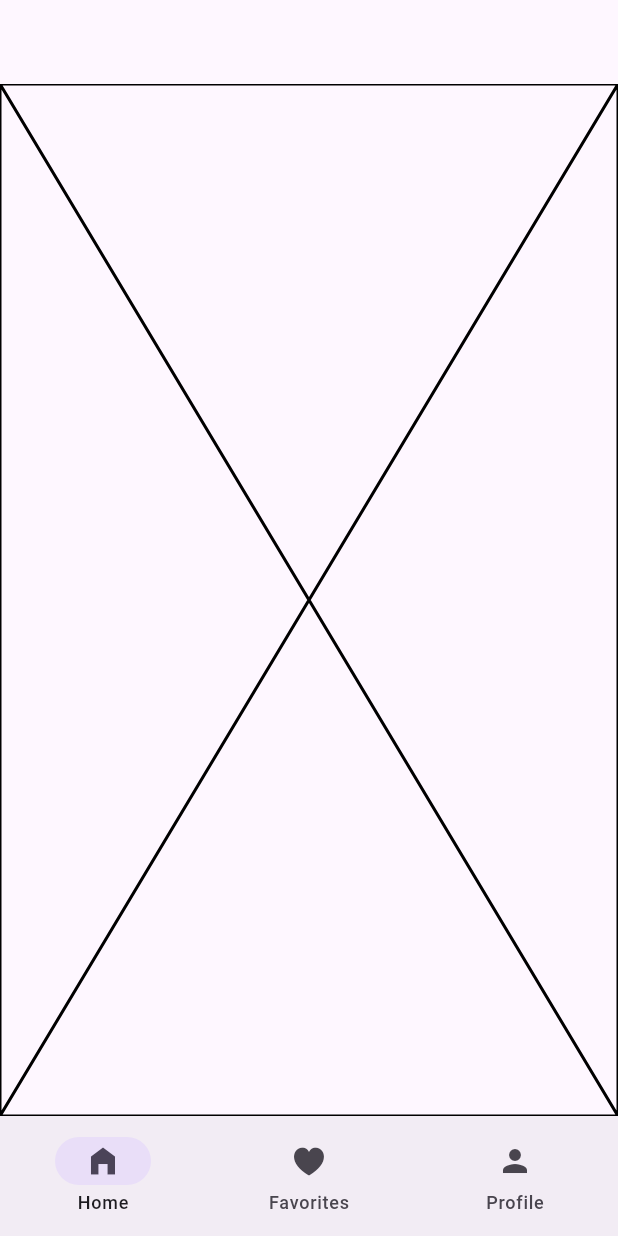
After one commit to ShadiAlnaddaf2000/Tour-Valve, a Flutter app: the HomeScreen screen opened by its route, on a phone screen of 412 x 824 dp. The commit adds this screen. Run offline on Flutter 3.47's test engine with Material 3 defaults, Android fonts, the light colour scheme and no system bars; our stand-ins replace animate_do, conditional_builder_null_safety, dio, flutter_bloc, go_router, shared_preferences; accounts and stored records are empty.

Commit message:
add prototype for home screen shape

```diff
--- /dev/null
+++ b/lib/cubits/login_cubit/bottom_navigator_bar_cubit/bottom_navigator_bar_cubit.dart
@@ -0,0 +1,10 @@
+import 'package:flutter_bloc/flutter_bloc.dart';
+import 'package:meta/meta.dart';
+
+part 'bottom_navigator_bar_state.dart';
+
+class NavigationCubit extends Cubit<NavigationState> {
+  NavigationCubit() : super(NavigationState(0));
+
+  void setPage(int index) => emit(NavigationState(index));
+}
--- /dev/null
+++ b/lib/cubits/login_cubit/bottom_navigator_bar_cubit/bottom_navigator_bar_state.dart
@@ -0,0 +1,8 @@
+part of 'bottom_navigator_bar_cubit.dart';
+
+@immutable
+class NavigationState {
+  final int currentPageIndex;
+
+   NavigationState(this.currentPageIndex);
+}
--- a/lib/main.dart
+++ b/lib/main.dart
@@ -1,5 +1,6 @@
 import 'package:flutter/material.dart';
 import 'package:flutter_bloc/flutter_bloc.dart';
+import 'package:tour_valve/cubits/login_cubit/bottom_navigator_bar_cubit/bottom_navigator_bar_cubit.dart';
 
 import 'package:tour_valve/cubits/login_cubit/login_cubit.dart';
 import 'package:tour_valve/cubits/splash_cubit/splash_cubit.dart';
@@ -7,7 +8,6 @@ import 'package:tour_valve/shared/app_routes.dart';
 
 import 'package:tour_valve/shared/services/remote/dio_helper.dart';
 import 'package:tour_valve/shared/services/storage/cache_helper.dart';
-import 'package:tour_valve/views/splash_screen.dart';
 
 import 'cubits/register_cubit/register_cubit.dart';
 
@@ -25,6 +25,9 @@ void main() async {
       ),
       BlocProvider(
         create: (context) => RegisterCubit(),
+      ),
+      BlocProvider(
+        create: (context) => NavigationCubit(),
       ),
     ],
     child: const MyApp(),
--- a/lib/views/home_screen.dart
+++ b/lib/views/home_screen.dart
@@ -1,15 +1,51 @@
+import 'package:flutter/cupertino.dart';
 import 'package:flutter/material.dart';
-import 'package:tour_valve/shared/services/storage/cache_helper.dart';
+import 'package:flutter_bloc/flutter_bloc.dart';
+import 'package:tour_valve/cubits/login_cubit/bottom_navigator_bar_cubit/bottom_navigator_bar_cubit.dart';
+import 'package:tour_valve/views/favorites_screen.dart';
+import 'package:tour_valve/views/main_screen.dart';
+import 'package:tour_valve/views/user_profile_screen.dart';
 
 class HomeScreen extends StatelessWidget {
   const HomeScreen({super.key});
 
   @override
   Widget build(BuildContext context) {
-    return Placeholder(
-      child: MaterialButton(onPressed: () {
-        print(CacheHelper.sharedPreferences.get('token'));
-      }),
+    return Scaffold(
+      appBar: AppBar(),
+      body: BlocBuilder<NavigationCubit, NavigationState>(
+        builder: (context, state) {
+          return <Widget>[
+            const MainScreen(),
+            const FavoritesScreen(),
+            const UserProfileScreen(),
+          ][state.currentPageIndex];
+        },
+      ),
+      bottomNavigationBar: BlocBuilder<NavigationCubit, NavigationState>(
+        builder: (context, state) {
+          return NavigationBar(
+            onDestinationSelected: (int index) {
+              BlocProvider.of<NavigationCubit>(context).setPage(index);
+            },
+            selectedIndex: state.currentPageIndex,
+            destinations: const <Widget>[
+              NavigationDestination(
+                icon: Icon(Icons.home_filled),
+                label: 'Home',
+              ),
+              NavigationDestination(
+                icon: Icon(CupertinoIcons.heart_fill),
+                label: 'Favorites',
+              ),
+              NavigationDestination(
+                icon: Icon(Icons.person),
+                label: 'Profile',
+              ),
+            ],
+          );
+        },
+      ),
     );
   }
 }
--- /dev/null
+++ b/lib/views/main_screen.dart
@@ -0,0 +1,12 @@
+import 'package:flutter/material.dart';
+
+class MainScreen extends StatelessWidget {
+  const MainScreen({super.key});
+
+  @override
+  Widget build(BuildContext context) {
+    return const Placeholder(
+      color: Colors.black,
+    );
+  }
+}
--- a/lib/views/splash_screen.dart
+++ b/lib/views/splash_screen.dart
@@ -9,10 +9,10 @@ class SplashScreen extends StatefulWidget {
   const SplashScreen({super.key});
 
   @override
-  _SplashScreenState createState() => _SplashScreenState();
+  SplashScreenState createState() => SplashScreenState();
 }
 
-class _SplashScreenState extends State<SplashScreen> {
+class SplashScreenState extends State<SplashScreen> {
   @override
   void initState() {
     super.initState();
```
Also changed, not shown: lib/views/favorites_screen.dart (added, +12 -0 lines), lib/views/user_profile_screen.dart (added, +12 -0 lines).
